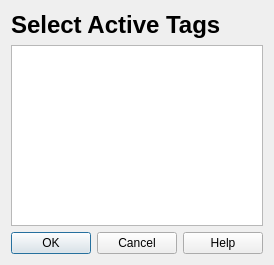
Old version of the form designer/activetags.ui in the repository ankitects/anki.
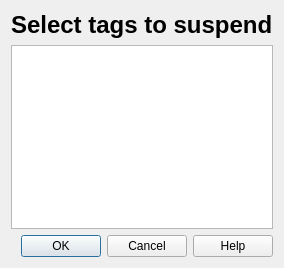
New version of the form.

Commit message: inverse order of active tag selection

```diff
--- a/designer/activetags.ui
+++ b/designer/activetags.ui
@@ -5,8 +5,8 @@
    <rect>
     <x>0</x>
     <y>0</y>
-    <width>202</width>
-    <height>265</height>
+    <width>248</width>
+    <height>268</height>
    </rect>
   </property>
   <property name="windowTitle" >
@@ -16,7 +16,7 @@
    <item>
     <widget class="QLabel" name="label" >
      <property name="text" >
-      <string>&lt;h1>Select Active Tags&lt;/h1></string>
+      <string>&lt;h1>Select tags to suspend&lt;/h1></string>
      </property>
     </widget>
    </item>
```
The commit also changes 2 other files.
